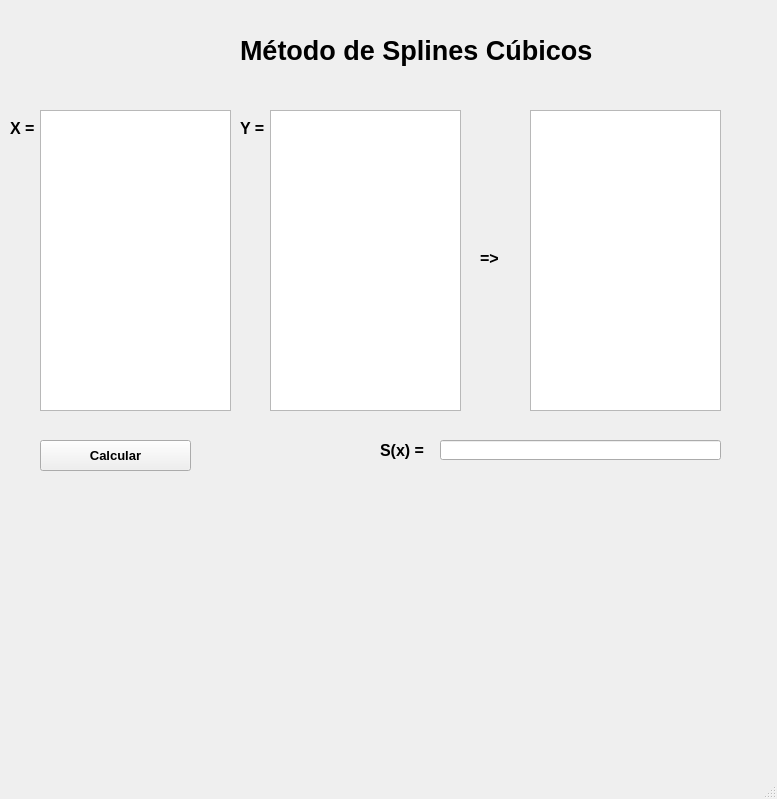
This is splinesinterface.ui in ftiago89/numerico-projeto-2 as Qt 5 draws it before an edit. The edited form follows.
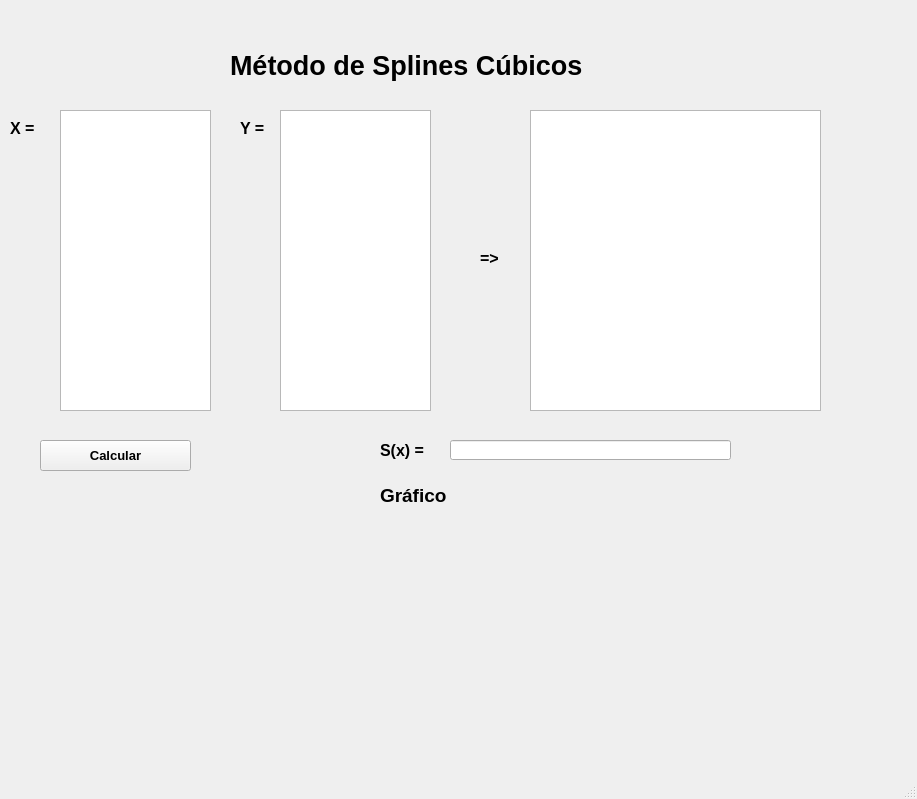
This is the edited form. Custom widgets are drawn as their Qt base class.

The edit to the form file:
```diff
--- a/splinesinterface.ui
+++ b/splinesinterface.ui
@@ -6,7 +6,7 @@
    <rect>
     <x>0</x>
     <y>0</y>
-    <width>777</width>
+    <width>917</width>
     <height>799</height>
    </rect>
   </property>
@@ -17,10 +17,10 @@
    <widget class="QLabel" name="labelTitulo">
     <property name="geometry">
      <rect>
-      <x>240</x>
-      <y>0</y>
-      <width>371</width>
-      <height>101</height>
+      <x>230</x>
+      <y>30</y>
+      <width>461</width>
+      <height>71</height>
      </rect>
     </property>
     <property name="font">
@@ -57,9 +57,9 @@
    <widget class="QTextEdit" name="textEditX">
     <property name="geometry">
      <rect>
-      <x>40</x>
+      <x>60</x>
       <y>110</y>
-      <width>191</width>
+      <width>151</width>
       <height>301</height>
      </rect>
     </property>
@@ -87,9 +87,9 @@
    <widget class="QTextEdit" name="textEditY">
     <property name="geometry">
      <rect>
-      <x>270</x>
+      <x>280</x>
       <y>110</y>
-      <width>191</width>
+      <width>151</width>
       <height>301</height>
      </rect>
     </property>
@@ -119,7 +119,7 @@
      <rect>
       <x>530</x>
       <y>110</y>
-      <width>191</width>
+      <width>291</width>
       <height>301</height>
      </rect>
     </property>
@@ -147,7 +147,7 @@
    <widget class="QLineEdit" name="lineEditSx">
     <property name="geometry">
      <rect>
-      <x>440</x>
+      <x>450</x>
       <y>440</y>
       <width>281</width>
       <height>20</height>
@@ -174,6 +174,29 @@
      <string>Calcular</string>
     </property>
    </widget>
+   <widget class="QLabel" name="GraficoSpline">
+    <property name="geometry">
+     <rect>
+      <x>380</x>
+      <y>480</y>
+      <width>101</width>
+      <height>31</height>
+     </rect>
+    </property>
+    <property name="text">
+     <string>&lt;html&gt;&lt;head/&gt;&lt;body&gt;&lt;p&gt;&lt;span style=&quot; font-size:14pt; font-weight:600;&quot;&gt;Gráfico&lt;/span&gt;&lt;/p&gt;&lt;/body&gt;&lt;/html&gt;</string>
+    </property>
+   </widget>
+   <widget class="MplWidget" name="MplWidgetSplines" native="true">
+    <property name="geometry">
+     <rect>
+      <x>190</x>
+      <y>510</y>
+      <width>451</width>
+      <height>241</height>
+     </rect>
+    </property>
+   </widget>
   </widget>
   <widget class="QMenuBar" name="menubar">
    <property name="geometry">
@@ -187,6 +210,14 @@
   </widget>
   <widget class="QStatusBar" name="statusbar"/>
  </widget>
+ <customwidgets>
+  <customwidget>
+   <class>MplWidget</class>
+   <extends>QWidget</extends>
+   <header>mplwidget.h</header>
+   <container>1</container>
+  </customwidget>
+ </customwidgets>
  <resources/>
  <connections/>
 </ui>
```
Left out of the diff: 4 changed lines with no effect on the pictures.
